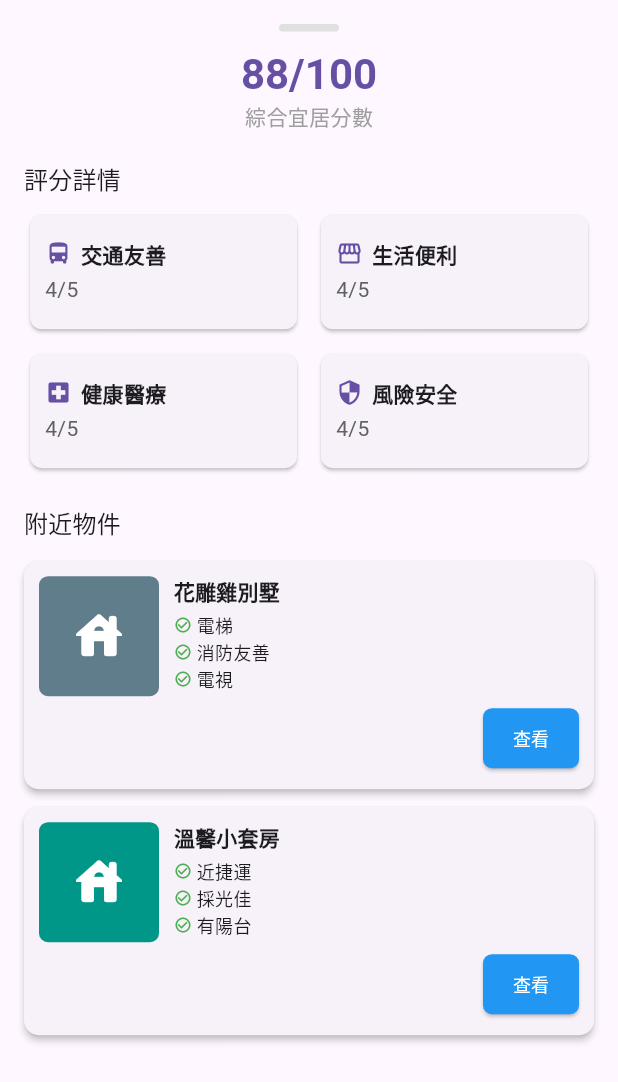
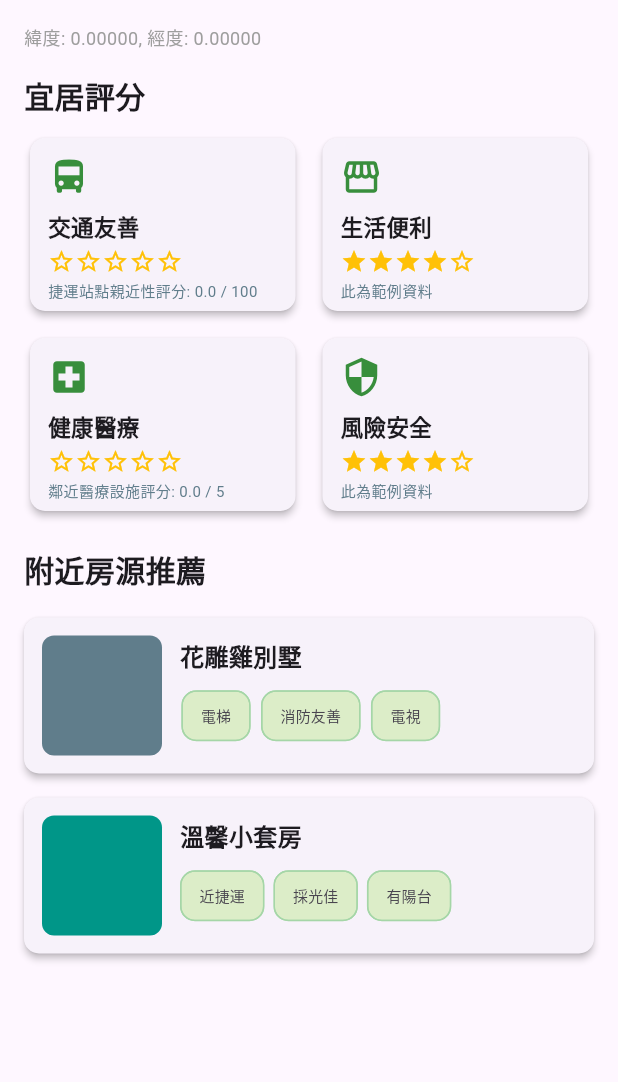
Before and after one commit to devjamGoogleCloud1/rent_right_place, a Flutter app: the LivabilityScoreWidget widget shown alone on an empty page, opened directly with empty values, on a phone screen of 412 x 824 dp. Shown: the top 1082 px of the screen. Run offline on Flutter 3.47's test engine with Material 3 defaults, Android fonts, the phone set to English and light mode, and no system bars; our stand-ins replace firebase_core, geocoding, google_maps_flutter; accounts and stored records are empty; generated files the repository leaves out were written again.

Commit message:
醫院存起來

```diff
--- a/lib/widgets/livability_score_widget.dart
+++ b/lib/widgets/livability_score_widget.dart
@@ -1,25 +1,41 @@
 import 'package:flutter/material.dart';
-import 'package:google_maps_flutter/google_maps_flutter.dart'; // 匯入 LatLng
+import 'package:google_maps_flutter/google_maps_flutter.dart';
 
 class LivabilityScoreWidget extends StatelessWidget {
-  final ScrollController? scrollController; // Added scrollController
-  final LatLng position; // 新增 position 參數
-  final String? address; // 新增 address 參數
+  final ScrollController? scrollController;
+  final LatLng position;
+  final String? address;
+  final double transportationScore; // Added transportationScore
+  final double medicalScore;      // Added medicalScore
 
   const LivabilityScoreWidget({
     super.key,
-    this.scrollController, // Updated constructor
-    required this.position, // 將 position 設為必要參數
-    this.address, // address 為可選參數
+    this.scrollController,
+    required this.position,
+    this.address,
+    required this.transportationScore, // Made required
+    required this.medicalScore,      // Made required
   });
 
-  // Placeholder data for categories
-  final List<Map<String, dynamic>> categories = const [
-    {'name': '交通友善', 'score': 4, 'maxScore': 5, 'icon': Icons.directions_bus},
-    {'name': '生活便利', 'score': 4, 'maxScore': 5, 'icon': Icons.storefront},
-    {'name': '健康醫療', 'score': 4, 'maxScore': 5, 'icon': Icons.local_hospital},
-    {'name': '風險安全', 'score': 4, 'maxScore': 5, 'icon': Icons.security},
-  ];
+  // Updated to use passed scores
+  List<Map<String, dynamic>> get categories => [
+        {
+          'name': '交通友善',
+          'score': (transportationScore / 20).round(), // Assuming max score 100, scale to 0-5
+          'maxScore': 5,
+          'icon': Icons.directions_bus,
+          'details': '捷運站點親近性評分: ${transportationScore.toStringAsFixed(1)} / 100'
+        },
+        {'name': '生活便利', 'score': 4, 'maxScore': 5, 'icon': Icons.storefront, 'details': '此為範例資料'},
+        {
+          'name': '健康醫療',
+          'score': medicalScore.round(), // Assuming medicalScore is already 0-5
+          'maxScore': 5,
+          'icon': Icons.local_hospital,
+          'details': '鄰近醫療設施評分: ${medicalScore.toStringAsFixed(1)} / 5'
+        },
+        {'name': '風險安全', 'score': 4, 'maxScore': 5, 'icon': Icons.security, 'details': '此為範例資料'},
+      ];
 
   // Placeholder data for nearby properties
   final List<Map<String, dynamic>> nearbyProperties = const [
@@ -37,106 +53,78 @@ class LivabilityScoreWidget extends StatelessWidget {
 
   @override
   Widget build(BuildContext context) {
-    // You can now use widget.position and widget.address here
-    // For example, to display the address:
-    // Text(address ?? 'N/A', style: TextStyle(fontSize: 12, color: Colors.grey)),
-    // const SizedBox(height: 10.0),
-
-    // This is the core UI from LivabilityScoreScreen, without Scaffold/AppBar
     return SingleChildScrollView(
-      controller: scrollController, // Use the passed scrollController
+      controller: scrollController,
       padding: const EdgeInsets.all(16.0),
       child: Column(
         crossAxisAlignment: CrossAxisAlignment.start,
         children: [
-          // --- Drag Handle ---
-          Center(
-            child: Container(
-              width: 40,
-              height: 5,
-              margin: const EdgeInsets.only(
-                bottom: 10.0,
-              ), // Add some space below the handle
-              decoration: BoxDecoration(
-                color: Colors.grey[300],
-                borderRadius: BorderRadius.circular(10),
+          if (address != null)
+            Padding(
+              padding: const EdgeInsets.only(bottom: 4.0),
+              child: Text(
+                address!,
+                style: const TextStyle(fontSize: 18, fontWeight: FontWeight.bold),
               ),
             ),
+          Text(
+            '緯度: ${position.latitude.toStringAsFixed(5)}, 經度: ${position.longitude.toStringAsFixed(5)}',
+            style: const TextStyle(fontSize: 12, color: Colors.grey),
           ),
-          // --- Score Section ---
-          Center(
-            child: Column(
-              children: [
-                Text(
-                  '88/100', // Placeholder, will be dynamic
-                  style: Theme.of(context).textTheme.headlineMedium?.copyWith(
-                    // Changed from headlineSmall
-                    fontWeight: FontWeight.bold,
-                    color: Theme.of(context).primaryColor,
-                  ),
-                ),
-                const Text(
-                  '綜合宜居分數',
-                  style: TextStyle(fontSize: 14, color: Colors.grey),
-                ),
-              ],
-            ),
+          const SizedBox(height: 15.0),
+          const Text(
+            '宜居評分',
+            style: TextStyle(fontSize: 20, fontWeight: FontWeight.bold),
           ),
-          const SizedBox(height: 20.0),
-
-          // --- Categories Section ---
-          Text('評分詳情', style: Theme.of(context).textTheme.titleMedium),
-          const SizedBox(height: 8.0),
+          const SizedBox(height: 10.0),
           GridView.builder(
             shrinkWrap: true,
             physics: const NeverScrollableScrollPhysics(),
             gridDelegate: const SliverGridDelegateWithFixedCrossAxisCount(
               crossAxisCount: 2,
-              childAspectRatio: 2.2, // Adjusted for potentially smaller space
-              crossAxisSpacing: 8,
-              mainAxisSpacing: 8,
+              crossAxisSpacing: 10.0,
+              mainAxisSpacing: 10.0,
+              childAspectRatio: 1.5, // Adjusted for better layout
             ),
             itemCount: categories.length,
             itemBuilder: (context, index) {
               final category = categories[index];
               return Card(
-                elevation: 1,
+                elevation: 2.0,
                 shape: RoundedRectangleBorder(
-                  borderRadius: BorderRadius.circular(8),
+                  borderRadius: BorderRadius.circular(10.0),
                 ),
                 child: Padding(
-                  padding: const EdgeInsets.all(10.0),
+                  padding: const EdgeInsets.all(12.0),
                   child: Column(
                     mainAxisAlignment: MainAxisAlignment.center,
                     crossAxisAlignment: CrossAxisAlignment.start,
                     children: [
+                      Icon(category['icon'], color: Colors.green[700], size: 28),
+                      const SizedBox(height: 8.0),
+                      Text(
+                        category['name'],
+                        style: const TextStyle(
+                            fontSize: 15, fontWeight: FontWeight.bold),
+                      ),
+                      const SizedBox(height: 4.0),
                       Row(
-                        children: [
-                          Icon(
-                            category['icon'] as IconData,
-                            color: Theme.of(context).primaryColor,
+                        children: List.generate(category['maxScore'], (i) {
+                          return Icon(
+                            i < category['score']
+                                ? Icons.star
+                                : Icons.star_border,
+                            color: Colors.amber,
                             size: 18,
-                          ),
-                          const SizedBox(width: 6),
-                          Expanded(
-                            child: Text(
-                              category['name'] as String,
-                              style: const TextStyle(
-                                fontWeight: FontWeight.bold,
-                                fontSize: 14,
-                              ),
-                              overflow: TextOverflow.ellipsis,
-                            ),
-                          ),
-                        ],
+                          );
+                        }),
                       ),
-                      const SizedBox(height: 4), // 將高度從 6 調整為 4
+                      const SizedBox(height: 4.0),
                       Text(
-                        '${category['score']}/${category['maxScore']}',
-                        style: TextStyle(
-                          fontSize: 14,
-                          color: Colors.grey[700],
-                        ), // Increased font size from 13 to 14
+                        category['details'] ?? '', // Display details
+                        style: const TextStyle(fontSize: 10, color: Colors.blueGrey),
+                        overflow: TextOverflow.ellipsis,
+                        maxLines: 2,
                       ),
                     ],
                   ),
@@ -145,10 +133,11 @@ class LivabilityScoreWidget extends StatelessWidget {
             },
           ),
           const SizedBox(height: 20.0),
-
-          // --- Nearby Properties Section ---
-          Text('附近物件', style: Theme.of(context).textTheme.titleMedium),
-          const SizedBox(height: 8.0),
+          const Text(
+            '附近房源推薦',
+            style: TextStyle(fontSize: 20, fontWeight: FontWeight.bold),
+          ),
+          const SizedBox(height: 10.0),
           ListView.builder(
             shrinkWrap: true,
             physics: const NeverScrollableScrollPhysics(),
@@ -156,86 +145,49 @@ class LivabilityScoreWidget extends StatelessWidget {
             itemBuilder: (context, index) {
               final property = nearbyProperties[index];
               return Card(
-                elevation: 2,
-                margin: const EdgeInsets.symmetric(vertical: 6.0),
+                elevation: 2.0,
+                margin: const EdgeInsets.symmetric(vertical: 8.0),
                 shape: RoundedRectangleBorder(
-                  borderRadius: BorderRadius.circular(10),
+                  borderRadius: BorderRadius.circular(10.0),
                 ),
                 child: Padding(
-                  padding: const EdgeInsets.all(10.0),
+                  padding: const EdgeInsets.all(12.0),
                   child: Row(
-                    crossAxisAlignment: CrossAxisAlignment.start,
                     children: [
                       Container(
                         width: 80,
                         height: 80,
                         decoration: BoxDecoration(
-                          color: property['imagePlaceholder'] as Color,
-                          borderRadius: BorderRadius.circular(6),
+                          color: property['imagePlaceholder'],
+                          borderRadius: BorderRadius.circular(8.0),
                         ),
-                        child: const Icon(
-                          Icons.house_rounded,
-                          color: Colors.white,
-                          size: 40,
-                        ),
+                        // child: Icon(Icons.house_rounded, size: 40, color: Colors.white70),
                       ),
-                      const SizedBox(width: 10.0),
+                      const SizedBox(width: 12.0),
                       Expanded(
                         child: Column(
                           crossAxisAlignment: CrossAxisAlignment.start,
                           children: [
                             Text(
-                              property['title'] as String,
-                              style: Theme.of(context).textTheme.titleSmall
-                                  ?.copyWith(fontWeight: FontWeight.bold),
+                              property['title'],
+                              style: const TextStyle(
+                                  fontSize: 16, fontWeight: FontWeight.bold),
                             ),
                             const SizedBox(height: 4.0),
-                            ...(property['features'] as List<String>)
-                                .map(
-                                  (feature) => Padding(
-                                    padding: const EdgeInsets.only(bottom: 1.0),
-                                    child: Row(
-                                      children: [
-                                        const Icon(
-                                          Icons.check_circle_outline,
-                                          size: 12,
-                                          color: Colors.green,
+                            Wrap(
+                              spacing: 6.0,
+                              runSpacing: 4.0,
+                              children: (property['features'] as List<String>)
+                                  .map((feature) => Chip(
+                                        label: Text(feature, style: const TextStyle(fontSize: 10)),
+                                        padding: const EdgeInsets.symmetric(horizontal: 4.0, vertical: 0.0),
+                                        backgroundColor: Colors.lightGreen[100],
+                                        shape: RoundedRectangleBorder(
+                                          borderRadius: BorderRadius.circular(10.0),
+                                          side: BorderSide(color: Colors.green[200]!)
                                         ),
-                                        const SizedBox(width: 3),
-                                        Expanded(
-                                          child: Text(
-                                            feature,
-                                            style: const TextStyle(
-                                              fontSize: 12,
-                                            ),
-                                          ),
-                                        ),
-                                      ],
-                                    ),
-                                  ),
-                                )
-                                .toList(),
-                            const SizedBox(height: 6.0),
-                            Align(
-                              alignment: Alignment.centerRight,
-                              child: ElevatedButton(
-                                onPressed: () {
-                                  print('View property: ${property['title']}');
-                                },
-                                style: ElevatedButton.styleFrom(
-                                  backgroundColor: Colors.blue,
-                                  foregroundColor: Colors.white,
-                                  padding: const EdgeInsets.symmetric(
-                                    horizontal: 12,
-                                    vertical: 6,
-                                  ),
-                                  textStyle: const TextStyle(fontSize: 12),
-                                  shape: RoundedRectangleBorder(
-                                    borderRadius: BorderRadius.circular(6),
-                                  ),
-                                ),
-                                child: const Text('查看'),
-                              ),
+                                      ))
+                                  .toList(),
                             ),
                           ],
                         ),
--- a/pubspec.yaml
+++ b/pubspec.yaml
@@ -23,4 +23,4 @@ flutter:
   uses-material-design: true
   assets:
     - assets/TpeMrtStations_TWD97_FIDCODE.json
-    # 其他 assets...
+    - assets/taipei_medical_facilities.json # Added this line
```
Also changed, not shown: lib/screens/map_screen.dart (+38 -176 lines), lib/services/medical_facility_service.dart (added, +177 -0 lines).
